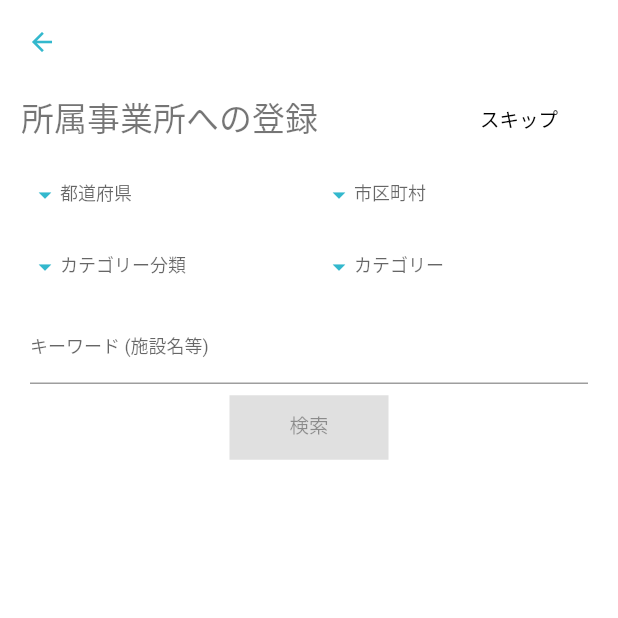
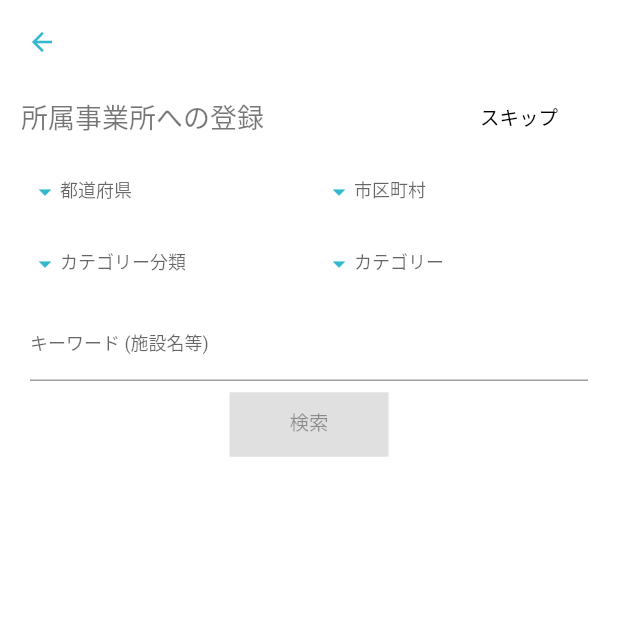
Before and after one commit to offg/welfarebrothers_for_woker, a Flutter app: the FacilityLinkingScreen screen opened by its route, on a phone screen of 412 x 824 dp, the top half of it. Run offline on Flutter 3.47's test engine with Material 2 defaults, Android fonts, the phone set to English and light mode, and no system bars; our stand-ins replace charts_flutter, dio, flutter_secure_storage, flutter_slidable, get_it; missing offline and left inert: dart:html; accounts and stored records are empty; network calls fail; statements that could not run were skipped.

Commit message:
more big updates

```diff
--- a/api_client/lib/model/facility_administration.dart
+++ b/api_client/lib/model/facility_administration.dart
@@ -19,7 +19,7 @@ class FacilityAdministration {
 
   String id;
 
-  Facility facility;
+  FacilityForWorker facility;
 
   String facilityId;
 
@@ -58,7 +58,7 @@ class FacilityAdministration {
     ? null
     : FacilityAdministration(
         id: json[r'id'],
-        facility: Facility.fromJson(json[r'facility']),
+        facility: FacilityForWorker.fromJson(json[r'facility']),
         facilityId: json[r'facility_id'],
     );
 
--- a/lib/components/app/section_title.dart
+++ b/lib/components/app/section_title.dart
@@ -14,11 +14,11 @@ class SectionTitle extends StatelessWidget {
             title,
             style: TextStyle(
               fontWeight: FontWeight.w400,
-              fontSize: 22,
+              fontSize: 18,
             ),
           )
         ]),
-        alignment: Alignment.centerLeft,
+        alignment: Alignment.topLeft,
       ),
     );
   }
--- a/lib/components/facility/facility_for_worker_card.dart
+++ b/lib/components/facility/facility_for_worker_card.dart
@@ -33,7 +33,7 @@ class FacilityForWorkerCard extends StatelessWidget {
                 Expanded(
                   flex: 2,
                   child: Text(
-                    facility.address,
+                    facility.address ?? "",
                     style: TextStyle(fontSize: 12),
                   ),
                 ),
@@ -45,7 +45,7 @@ class FacilityForWorkerCard extends StatelessWidget {
                       Icon(Icons.phone_sharp),
                       horizontalSpace(size: 10),
                       Text(
-                        facility.tel,
+                        facility.tel ?? "",
                         style: TextStyle(fontSize: 12),
                       )
                     ],
@@ -53,7 +53,7 @@ class FacilityForWorkerCard extends StatelessWidget {
                 ),
               ]),
               verticalSpace(size: 18),
-              Availabilities(availableDaysInWeek: facility.availableDaysOfTheWeek),
+              Availabilities(availableDaysInWeek: facility?.availableDaysOfTheWeek ?? List<int>()),
             ],
           ),
         ),
--- a/lib/screens/general/me.dart
+++ b/lib/screens/general/me.dart
@@ -117,6 +117,7 @@ class MeScreen extends StatelessWidget {
                         title: Text(e.facilityAdministration.facility.name),
                         dense: true,
                         trailing: Text(e.state.name),
+                        onTap: () async {},
                       ))
                   .toList(),
             )
--- a/lib/view_models/app.dart
+++ b/lib/view_models/app.dart
@@ -1,7 +1,6 @@
 import 'package:flutter/foundation.dart';
 import 'package:welfarebrothers_for_worker/config/locator.dart';
 import 'package:welfarebrothers_for_worker/domain/auth/auth_repository.dart';
-import 'package:welfarebrothers_for_worker/domain/facility/facility.dart';
 import 'package:welfarebrothers_for_worker/domain/facility_user_link/repository.dart';
 import 'package:welfarebrothers_for_worker/domain/role/role_repository.dart';
 import 'package:welfarebrothers_for_worker/domain/user/user_repository.dart';
@@ -128,7 +127,7 @@ class AppViewModel extends ChangeNotifier {
         facilityAdministration: FacilityAdministration(
           id: facility.id,
           facilityId: facility.id,
-          facility: facility.asNormal(),
+          facility: facility,
         ),
         type: facilityUserLinkTypes.singleWhere((element) => element.id == type),
         state: FacilityUserLinkState(id: "pending"),
--- a/lib/view_models/auth/facility_linking.dart
+++ b/lib/view_models/auth/facility_linking.dart
@@ -1,4 +1,3 @@
-import 'package:welfarebrothers_for_worker/domain/facility/facility.dart';
 import 'package:welfarebrothers_for_worker/domain/facility_user_link/repository.dart';
 import 'package:welfarebrothers_for_worker/view_models/base.dart';
 import 'package:welfarebrothers_for_worker_api_client/api.dart';
@@ -41,7 +40,7 @@ class FacilityLinkingViewModel extends WelfareBrothersViewModelBase {
         facilityAdministration: FacilityAdministration(
           id: facility.id,
           facilityId: facility.id,
-          facility: facility.asNormal(),
+          facility: facility,
         ),
         type: facilityUserLinkTypes.singleWhere((element) => element.id == type),
         state: FacilityUserLinkState(id: "pending"),
--- a/welfarebrothers_api.yaml
+++ b/welfarebrothers_api.yaml
@@ -2969,7 +2969,7 @@ definitions:
         readOnly: true
         minLength: 1
       facility:
-        $ref: '#/definitions/Facility'
+        $ref: '#/definitions/FacilityForWorker'
       facility_id:
         title: Facility id
         type: string
```
Also changed, not shown: lib/screens/for_admin/facility_administration.dart (+50 -6 lines), lib/view_models/for_admin/facility_administration.dart (+9 -7 lines), 1 other file.
